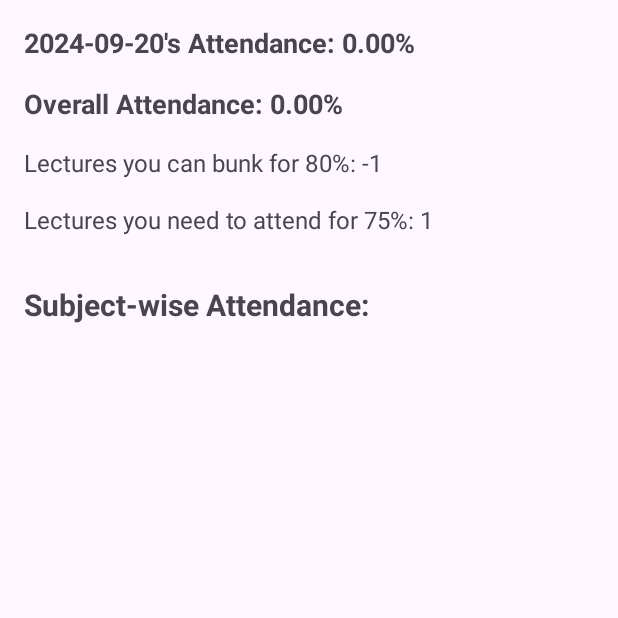
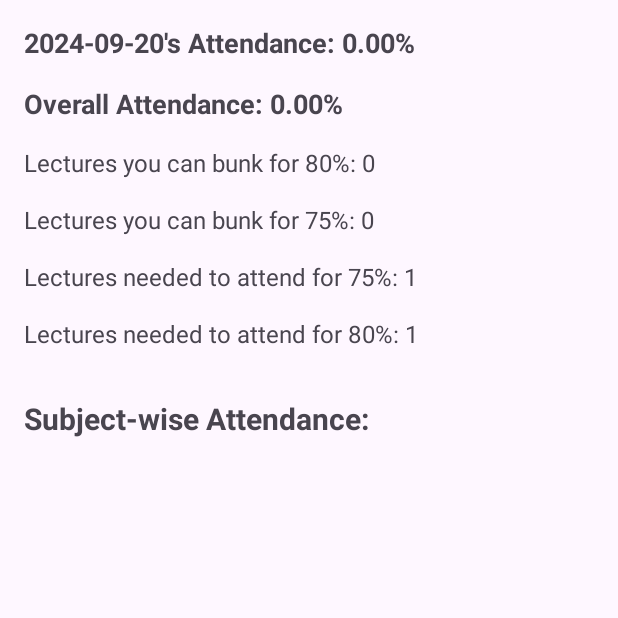
Before and after one commit to khushi703/AttendEase, an Android app: the Calculation screen opened directly, with no data from a screen before it, on a phone screen of 412 x 824 dp, the top half of it. Run offline under Robolectric (Android 15) with nearby library versions, the phone set to English and light mode, and no system bars; our stand-ins replace Firebase (no records; nobody signed in at launch, a user with empty details on screens opened directly).

Commit message:
Bunk Attend Calculation

```diff
--- a/app/src/main/java/com/example/project/Calculation.java
+++ b/app/src/main/java/com/example/project/Calculation.java
@@ -22,6 +22,8 @@ public class Calculation extends AppCompatActivity {
     private TextView todaysAttendanceTextView;
     private TextView overallAttendanceTextView;
     private TextView bunkFor80PercentTextView;
+    private TextView bunkFor75PercentTextView;
+    private TextView attendFor80PercentTextView;
     private TextView attendFor75PercentTextView;
 
     // Store selected date (default is today)
@@ -35,6 +37,8 @@ public class Calculation extends AppCompatActivity {
         todaysAttendanceTextView = findViewById(R.id.todaysAttendanceTextView);
         overallAttendanceTextView = findViewById(R.id.overallAttendanceTextView);
         bunkFor80PercentTextView = findViewById(R.id.bunkFor80PercentTextView);
+        bunkFor75PercentTextView = findViewById(R.id.bunkFor75PercentTextView);
+        attendFor80PercentTextView = findViewById(R.id.attendFor80PercentTextView);
         attendFor75PercentTextView = findViewById(R.id.attendFor75PercentTextView);
 
         // Initialize with today's date
@@ -55,8 +59,10 @@ public class Calculation extends AppCompatActivity {
     private void clearPreviousData() {
         todaysAttendanceTextView.setText(""); // Clear today's attendance
         overallAttendanceTextView.setText(""); // Clear overall attendance
-        bunkFor80PercentTextView.setText(""); // Clear bunk info
-        attendFor75PercentTextView.setText(""); // Clear 75% info
+        bunkFor80PercentTextView.setText(""); // Clear 80% bunk info
+        bunkFor75PercentTextView.setText(""); // Clear 75% bunk info
+        attendFor80PercentTextView.setText(""); // Clear 80% attend info
+        attendFor75PercentTextView.setText(""); // Clear 75% attend info
     }
 
     private void fetchAttendanceData(String date) {
@@ -106,13 +112,19 @@ public class Calculation extends AppCompatActivity {
                     double overallAttendance = (totalLectures > 0) ? (attendedLectures * 100.0 / totalLectures) : 0;
                     overallAttendanceTextView.setText("Overall Attendance: " + String.format("%.2f", overallAttendance) + "%");
 
-                    // Calculate lectures the user can bunk for 80% attendance
+                    // Calculate lectures to attend and bunk for both 75% and 80%
+                    int lecturesToAttendFor75 = calculateAttendFor75(attendedLectures, totalLectures);
+                    int lecturesToAttendFor80 = calculateAttendFor80(attendedLectures, totalLectures);
+
+                    int lecturesToBunkFor75 = calculateBunkFor75(attendedLectures, totalLectures);
                     int lecturesToBunkFor80 = calculateBunkFor80(attendedLectures, totalLectures);
+
+                    // Set TextViews
+                    attendFor75PercentTextView.setText("Lectures needed to attend for 75%: " + lecturesToAttendFor75);
+                    attendFor80PercentTextView.setText("Lectures needed to attend for 80%: " + lecturesToAttendFor80);
+
+                    bunkFor75PercentTextView.setText("Lectures you can bunk for 75%: " + lecturesToBunkFor75);
                     bunkFor80PercentTextView.setText("Lectures you can bunk for 80%: " + lecturesToBunkFor80);
-
-                    // Calculate lectures the user needs to attend to reach 75% attendance
-                    int lecturesToAttendFor75 = calculateAttendFor75(attendedLectures, totalLectures);
-                    attendFor75PercentTextView.setText("Lectures you need to attend for 75%: " + lecturesToAttendFor75);
                 }
 
                 @Override
@@ -131,6 +143,50 @@ public class Calculation extends AppCompatActivity {
         return year + "-" + String.format("%02d", month) + "-" + String.format("%02d", day);
     }
 
+    // Method to calculate how many lectures the user needs to attend to maintain 75% attendance
+    private int calculateAttendFor75(int attendedLectures, int totalLectures) {
+        int neededLectures = 0;
+        double currentAttendance = (totalLectures > 0) ? (attendedLectures * 100.0 / totalLectures) : 0;
+
+        while (currentAttendance < 75.0) {
+            totalLectures++;
+            attendedLectures++;
+            currentAttendance = (attendedLectures * 100.0 / totalLectures);
+            neededLectures++;
+        }
+        return neededLectures;
+    }
+
+    // Method to calculate how many lectures the user needs to attend to maintain 80% attendance
+    private int calculateAttendFor80(int attendedLectures, int totalLectures) {
+        int neededLectures = 0;
+        double currentAttendance = (totalLectures > 0) ? (attendedLectures * 100.0 / totalLectures) : 0;
+
+        while (currentAttendance < 80.0) {
+            totalLectures++;
+            attendedLectures++;
+            currentAttendance = (attendedLectures * 100.0 / totalLectures);
+            neededLectures++;
+        }
+        return neededLectures;
+    }
+
+    // Method to calculate how many lectures the user can bunk to maintain 75% attendance
+    private int calculateBunkFor75(int attendedLectures, int totalLectures) {
+        int possibleBunks = 0;
+        double currentAttendance = (totalLectures > 0) ? (attendedLectures * 100.0 / totalLectures) : 0;
+
+        while (currentAttendance >= 75.0) {
+            totalLectures++;
+            currentAttendance = (attendedLectures * 100.0 / totalLectures);
+            possibleBunks++;
+        }
+
+        // If no lectures can be bunked (bunks would result in < 75% attendance), return 0
+        return Math.max(possibleBunks - 1, 0);
+    }
+
+
     // Method to calculate how many lectures the user can bunk to maintain 80% attendance
     private int calculateBunkFor80(int attendedLectures, int totalLectures) {
         int possibleBunks = 0;
@@ -141,21 +197,9 @@ public class Calculation extends AppCompatActivity {
             currentAttendance = (attendedLectures * 100.0 / totalLectures);
             possibleBunks++;
         }
-        return possibleBunks - 1;
+
+        // If no lectures can be bunked (bunks would result in < 80% attendance), return 0
+        return Math.max(possibleBunks - 1, 0);
     }
 
-    // Method to calculate how many lectures the user needs to attend to reach 75% attendance
-    private int calculateAttendFor75(int attendedLectures, int totalLectures) {
-        int neededLectures = 0;
-        double currentAttendance = (totalLectures > 0) ? (attendedLectures * 100.0 / totalLectures) : 0;
-
-        while (currentAttendance < 75.0)
-        {
-            totalLectures++;
-            attendedLectures++;
-            currentAttendance = (attendedLectures * 100.0 / totalLectures);
-            neededLectures++;
-        }
-        return neededLectures;
-    }
 }
--- a/app/src/main/res/layout/calculation.xml
+++ b/app/src/main/res/layout/calculation.xml
@@ -17,6 +17,7 @@
             android:orientation="vertical"
             android:padding="16dp">
 
+            <!-- Today's Attendance -->
             <TextView
                 android:id="@+id/todaysAttendanceTextView"
                 android:layout_width="wrap_content"
@@ -26,6 +27,7 @@
                 android:textStyle="bold"
                 android:layout_marginBottom="16dp" />
 
+            <!-- Overall Attendance -->
             <TextView
                 android:id="@+id/overallAttendanceTextView"
                 android:layout_width="wrap_content"
@@ -35,6 +37,7 @@
                 android:textStyle="bold"
                 android:layout_marginBottom="16dp" />
 
+            <!-- Lectures You Can Bunk to Maintain 80% -->
             <TextView
                 android:id="@+id/bunkFor80PercentTextView"
                 android:layout_width="wrap_content"
@@ -43,14 +46,34 @@
                 android:textSize="16sp"
                 android:layout_marginBottom="16dp" />
 
+            <!-- Lectures You Can Bunk to Maintain 75% -->
+            <TextView
+                android:id="@+id/bunkFor75PercentTextView"
+                android:layout_width="wrap_content"
+                android:layout_height="wrap_content"
+                android:text="Lectures you can bunk for 75%: 0"
+                android:textSize="16sp"
+                android:layout_marginBottom="16dp" />
+
+            <!-- Lectures Needed to Attend for 75% -->
             <TextView
                 android:id="@+id/attendFor75PercentTextView"
                 android:layout_width="wrap_content"
                 android:layout_height="wrap_content"
                 android:text="Lectures you need to attend for 75%: 0"
                 android:textSize="16sp"
+                android:layout_marginBottom="16dp" />
+
+            <!-- Lectures Needed to Attend for 80% -->
+            <TextView
+                android:id="@+id/attendFor80PercentTextView"
+                android:layout_width="wrap_content"
+                android:layout_height="wrap_content"
+                android:text="Lectures you need to attend for 80%: 0"
+                android:textSize="16sp"
                 android:layout_marginBottom="32dp" />
 
+            <!-- Section for Subject-wise Attendance -->
             <TextView
                 android:text="Subject-wise Attendance:"
                 android:textSize="20sp"
@@ -59,6 +82,7 @@
                 android:layout_width="wrap_content"
                 android:layout_height="wrap_content"/>
 
+            <!-- Container for Dynamic Subject-wise Attendance Entries -->
             <LinearLayout
                 android:id="@+id/attendanceContainer"
                 android:layout_width="match_parent"
```
